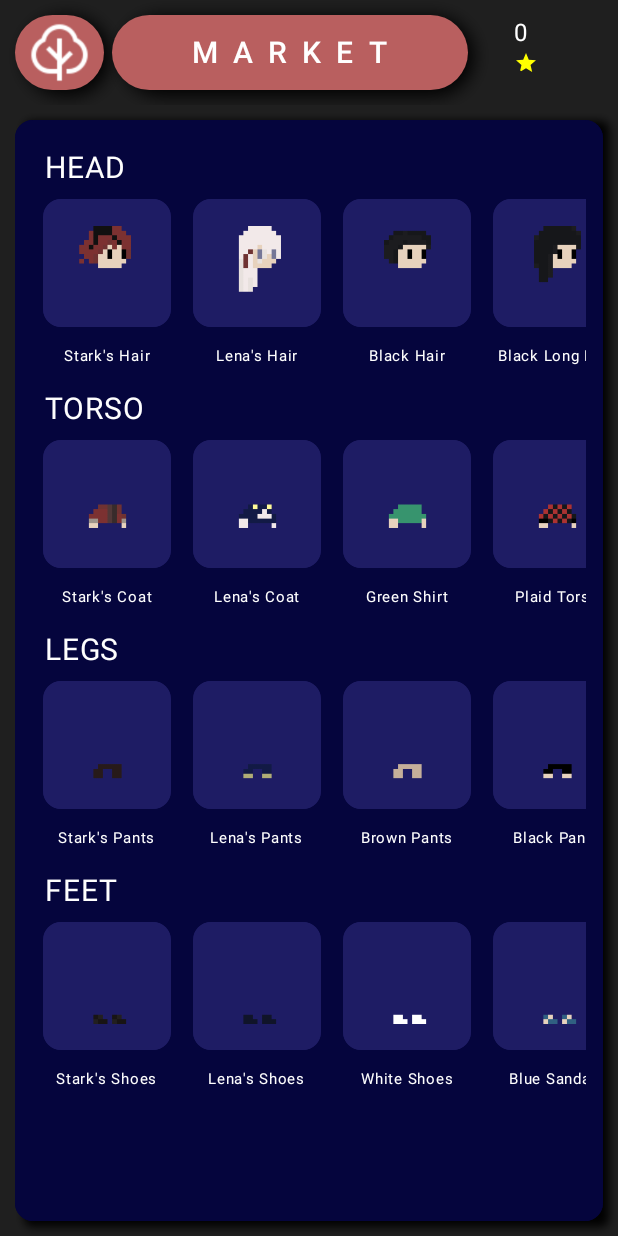
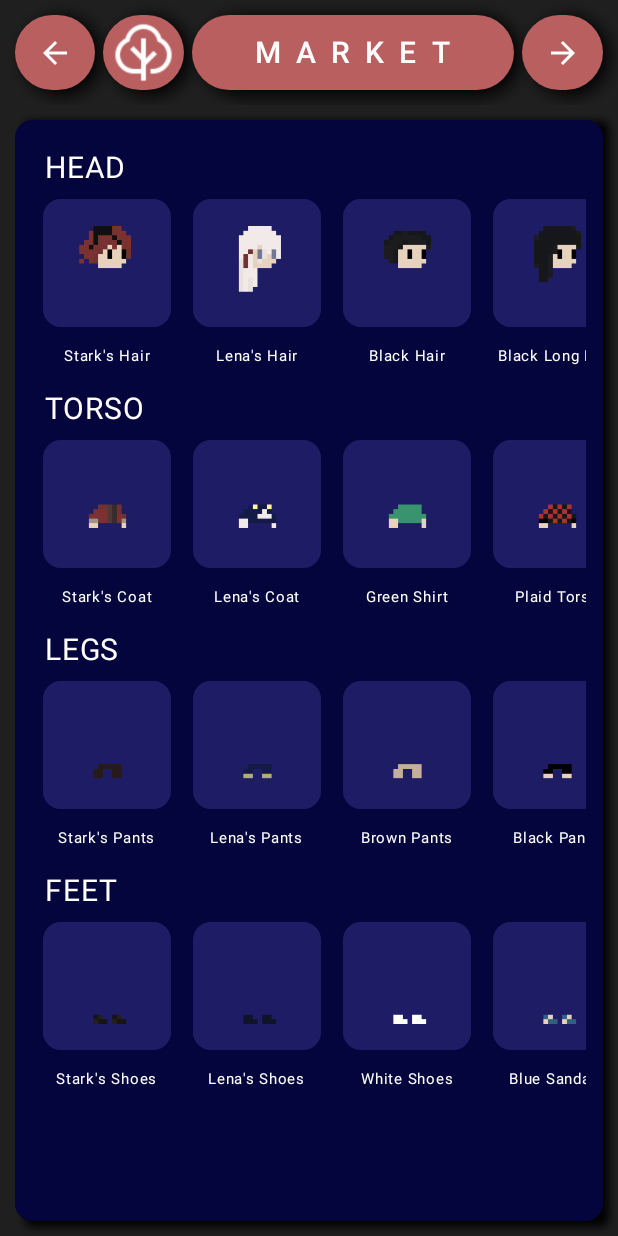
Before and after one commit to TheRealAnonymous008/MOBDEVE_Project, an Android app built with Jetpack Compose: the screen it shows after launch (MainActivity), after a tap on "MARKET", on a phone screen of 412 x 824 dp. Run offline under Robolectric (Android 15) with nearby library versions, the phone set to English and light mode, and no system bars; our stand-ins replace Room's generated code; 1 statement that could not run was skipped.

Commit message:
add: scrollButtons

```diff
--- a/app/src/main/java/com/mobdeve/s12/mp/gamification/ui/components/MainWindow.kt
+++ b/app/src/main/java/com/mobdeve/s12/mp/gamification/ui/components/MainWindow.kt
@@ -1,7 +1,6 @@
 package com.mobdeve.s12.mp.gamification.ui.components
 
 import android.os.Build
-import android.util.Log
 import androidx.annotation.RequiresApi
 import androidx.compose.animation.AnimatedVisibility
 import androidx.compose.animation.slideInVertically
@@ -15,28 +14,26 @@ import androidx.compose.foundation.layout.PaddingValues
 import androidx.compose.foundation.layout.Row
 import androidx.compose.foundation.layout.fillMaxHeight
 import androidx.compose.foundation.layout.fillMaxSize
-import androidx.compose.foundation.layout.fillMaxWidth
 import androidx.compose.foundation.layout.padding
 import androidx.compose.foundation.layout.size
-import androidx.compose.foundation.layout.width
 import androidx.compose.foundation.pager.HorizontalPager
 import androidx.compose.foundation.pager.rememberPagerState
 import androidx.compose.foundation.shape.CircleShape
 import androidx.compose.material.icons.Icons
-import androidx.compose.material.icons.filled.Star
+import androidx.compose.material.icons.filled.ArrowBack
+import androidx.compose.material.icons.filled.ArrowForward
 import androidx.compose.material3.Button
 import androidx.compose.material3.ButtonDefaults
 import androidx.compose.material3.Card
-import androidx.compose.material3.CardDefaults
 import androidx.compose.material3.Icon
 import androidx.compose.material3.Surface
 import androidx.compose.material3.Text
 import androidx.compose.runtime.Composable
 import androidx.compose.runtime.getValue
-import androidx.compose.runtime.key
 import androidx.compose.runtime.mutableIntStateOf
 import androidx.compose.runtime.mutableStateOf
 import androidx.compose.runtime.remember
+import androidx.compose.runtime.rememberCoroutineScope
 import androidx.compose.runtime.setValue
 import androidx.compose.ui.Modifier
 import androidx.compose.ui.graphics.Color
@@ -62,18 +59,35 @@ import kotlinx.coroutines.MainScope
 import kotlinx.coroutines.launch
 
 
+enum class HorDir(val direction : Int) {
+    LEFT(-1),
+    RIGHT(1)
+}
+
 @RequiresApi(Build.VERSION_CODES.S)
 @OptIn(ExperimentalFoundationApi::class)
 @Composable
 fun MainWindow(profile : Profile, cosmetics: ArrayList<Cosmetic>, repo: RepositoryHolder, navController: NavController) {
+    val scope = rememberCoroutineScope()
     val horizontalPagerState = rememberPagerState(
         initialPage = 1,
         initialPageOffsetFraction = 0f
     ) { 3 }
     val isShopVisible = remember { mutableStateOf(false) }
     val isTaskVisible = remember {mutableStateOf(true)}
+
+    val isLeftScrollVisible = remember{ mutableStateOf(true) }
+    val isRightScrollVisible = remember{ mutableStateOf(true) }
+
     var profileState by remember {mutableStateOf(profile)}
     var currency = remember {mutableIntStateOf(profileState.profileDetails.currency)}
+
+    fun scrollPage(pageOffset : Int) {
+        scope.launch {
+            horizontalPagerState.animateScrollToPage(horizontalPagerState.currentPage + pageOffset)
+        }
+    }
+
     MOBDEVEProjectTheme {
         // A surface container using the 'background' color from the theme
         Surface(
@@ -144,6 +158,35 @@ fun MainWindow(profile : Profile, cosmetics: ArrayList<Cosmetic>, repo: Reposito
                         .padding(10.dp),
                     horizontalArrangement = Arrangement.spacedBy(5.dp)
                 ) {
+                    if (horizontalPagerState.currentPage != 0) {
+                        Button(
+                            onClick = {
+                                MainScope().launch { scrollPage(HorDir.LEFT.direction) }
+                            },
+                            colors = ButtonDefaults.buttonColors(OtherAccent),
+                            shape = CircleShape,
+                            modifier = Modifier
+                                .size(50.dp)
+                                .fillMaxHeight()
+                                .weight(0.7F)
+                                .advancedShadow(
+                                    Color.Black,
+                                    offsetX = 10.dp,
+                                    offsetY = 5.dp,
+                                    spread = 4.dp,
+                                    blurRadius = 10.dp,
+                                    borderRadius = 50.dp
+                                ),
+                            contentPadding = PaddingValues(0.dp)
+                        )
+                        {
+                            Icon(
+                                Icons.Default.ArrowBack,
+                                contentDescription = "settings button",
+                                tint = Color.White
+                            )
+                        }
+                    }
                     Button(
                         onClick = { navController.navigate(SKILLTREE_WINDOW) },
                         colors = ButtonDefaults.buttonColors(OtherAccent),
@@ -196,29 +239,59 @@ fun MainWindow(profile : Profile, cosmetics: ArrayList<Cosmetic>, repo: Reposito
                             fontSize = 20.sp
                         )
                     }
-                    key (profileState){
-                        Card(
-                            colors = CardDefaults.cardColors(Color.Transparent),
+                    if (horizontalPagerState.currentPage != 2) {
+                        Button(
+                            onClick = {
+                                MainScope().launch { scrollPage(HorDir.RIGHT.direction) }
+                            },
+                            colors = ButtonDefaults.buttonColors(OtherAccent),
+                            shape = CircleShape,
                             modifier = Modifier
-                                .size(40.dp)
+                                .size(50.dp)
                                 .fillMaxHeight()
-                                .fillMaxWidth()
-                                .padding(25.dp, 0.dp)
-                                .weight(1F),
+                                .weight(0.7F)
+                                .advancedShadow(
+                                    Color.Black,
+                                    offsetX = 10.dp,
+                                    offsetY = 5.dp,
+                                    spread = 4.dp,
+                                    blurRadius = 10.dp,
+                                    borderRadius = 50.dp
+                                ),
+                            contentPadding = PaddingValues(0.dp),
                         )
                         {
-                            Text(
-                                text = "${currency.value}",
-                                modifier = Modifier.fillMaxWidth(),
-                                color = Color.White
-                            )
                             Icon(
-                                Icons.Default.Star,
-                                contentDescription = "currency indicator",
-                                tint = Color.Yellow
+                                Icons.Default.ArrowForward,
+                                contentDescription = "settings button",
+                                tint = Color.White
                             )
                         }
                     }
+
+//                    key (profileState){
+//                        Card(
+//                            colors = CardDefaults.cardColors(Color.Transparent),
+//                            modifier = Modifier
+//                                .size(40.dp)
+//                                .fillMaxHeight()
+//                                .fillMaxWidth()
+//                                .padding(25.dp, 0.dp)
+//                                .weight(1F),
+//                        )
+//                        {
+//                            Text(
+//                                text = "${currency.value}",
+//                                modifier = Modifier.fillMaxWidth(),
+//                                color = Color.White
+//                            )
+//                            Icon(
+//                                Icons.Default.Star,
+//                                contentDescription = "currency indicator",
+//                                tint = Color.Yellow
+//                            )
+//                        }
+//                    }
 
 
                 }
```
